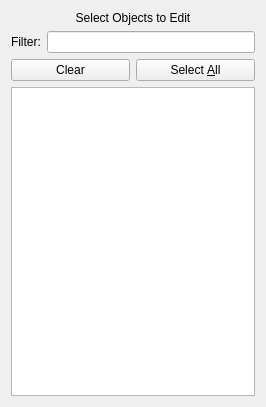
The window that src/libkstapp/editmultiplewidget.ui (Kst-plot/kst) describes before a commit, drawn with Qt 5.
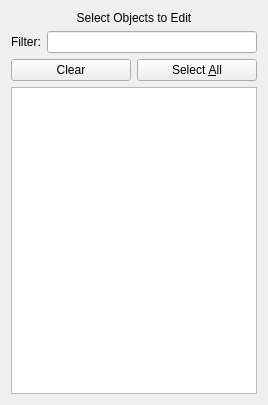
The same window after the commit.

What changed in the file:
```diff
--- a/src/libkstapp/editmultiplewidget.ui
+++ b/src/libkstapp/editmultiplewidget.ui
@@ -6,8 +6,8 @@
    <rect>
     <x>0</x>
     <y>0</y>
-    <width>266</width>
-    <height>407</height>
+    <width>268</width>
+    <height>405</height>
    </rect>
   </property>
   <property name="sizePolicy">
```
Left out of the diff: 2 changed lines with no effect on the pictures.
